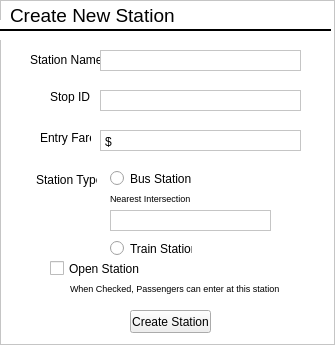
First picture: the form in ui/createNewStation.ui, repository alishan-kaisani/CS4400-GUI, before the edit.
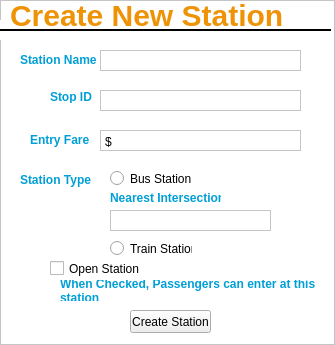
Second picture: the form after the edit. Icons and pictures are not drawn.

Patch:
```diff
--- a/ui/createNewStation.ui
+++ b/ui/createNewStation.ui
@@ -18,7 +18,9 @@
     <normaloff>marta-logo.png</normaloff>marta-logo.png</iconset>
   </property>
   <property name="styleSheet">
-   <string notr="true">QFrame {background-color: #ffffff}</string>
+   <string notr="true">QFrame {background-color: #ffffff} 
+QLabel {color: #009fd7; font-weight: bold;}
+#frameLabelTop {background-color: transparent; color: #ee9306; font-size: 30px;}</string>
   </property>
   <property name="frameShape">
    <enum>QFrame::StyledPanel</enum>
@@ -29,9 +31,9 @@
   <widget class="QLabel" name="stationNameLabel">
    <property name="geometry">
     <rect>
-     <x>30</x>
+     <x>20</x>
      <y>50</y>
-     <width>71</width>
+     <width>81</width>
      <height>20</height>
     </rect>
    </property>
@@ -55,10 +57,10 @@
   <widget class="QLabel" name="entryFareLabel">
    <property name="geometry">
     <rect>
-     <x>40</x>
+     <x>30</x>
      <y>130</y>
-     <width>51</width>
-     <height>16</height>
+     <width>61</width>
+     <height>20</height>
     </rect>
    </property>
    <property name="text">
@@ -68,9 +70,9 @@
   <widget class="QLabel" name="stationTypeLabel">
    <property name="geometry">
     <rect>
-     <x>36</x>
+     <x>20</x>
      <y>170</y>
-     <width>61</width>
+     <width>81</width>
      <height>20</height>
     </rect>
    </property>
@@ -151,13 +153,14 @@
     <rect>
      <x>110</x>
      <y>190</y>
-     <width>101</width>
+     <width>111</width>
      <height>16</height>
     </rect>
    </property>
    <property name="font">
     <font>
-     <pointsize>7</pointsize>
+     <weight>75</weight>
+     <bold>true</bold>
     </font>
    </property>
    <property name="text">
@@ -193,20 +196,27 @@
   <widget class="QLabel" name="warningLabel">
    <property name="geometry">
     <rect>
-     <x>70</x>
+     <x>60</x>
      <y>280</y>
-     <width>221</width>
-     <height>16</height>
+     <width>261</width>
+     <height>21</height>
     </rect>
    </property>
    <property name="font">
     <font>
-     <pointsize>7</pointsize>
+     <weight>75</weight>
+     <bold>true</bold>
     </font>
    </property>
    <property name="text">
     <string>When Checked, Passengers can enter at this station</string>
    </property>
+   <property name="alignment">
+    <set>Qt::AlignLeading|Qt::AlignLeft|Qt::AlignVCenter</set>
+   </property>
+   <property name="wordWrap">
+    <bool>true</bool>
+   </property>
   </widget>
   <widget class="QPushButton" name="createStationButton">
    <property name="geometry">
@@ -268,13 +278,15 @@
     <rect>
      <x>10</x>
      <y>0</y>
-     <width>211</width>
+     <width>301</width>
      <height>31</height>
     </rect>
    </property>
    <property name="font">
     <font>
-     <pointsize>14</pointsize>
+     <pointsize>-1</pointsize>
+     <weight>75</weight>
+     <bold>true</bold>
     </font>
    </property>
    <property name="autoFillBackground">
```
Left out of the diff: 8 changed lines with no effect on the pictures.
